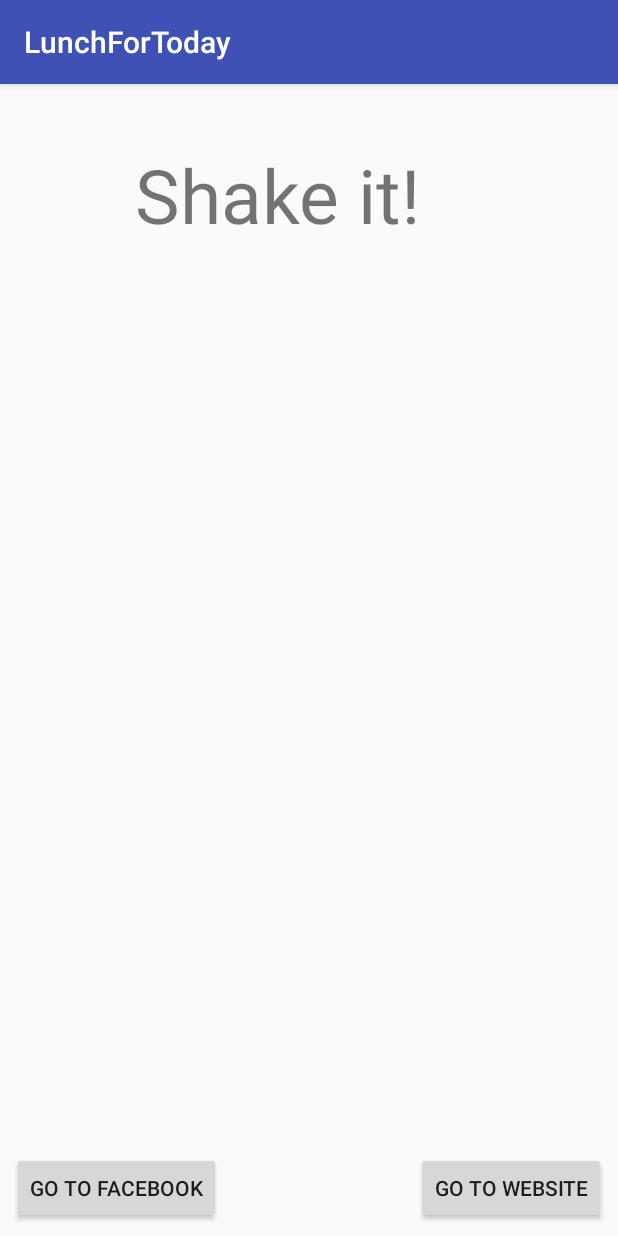
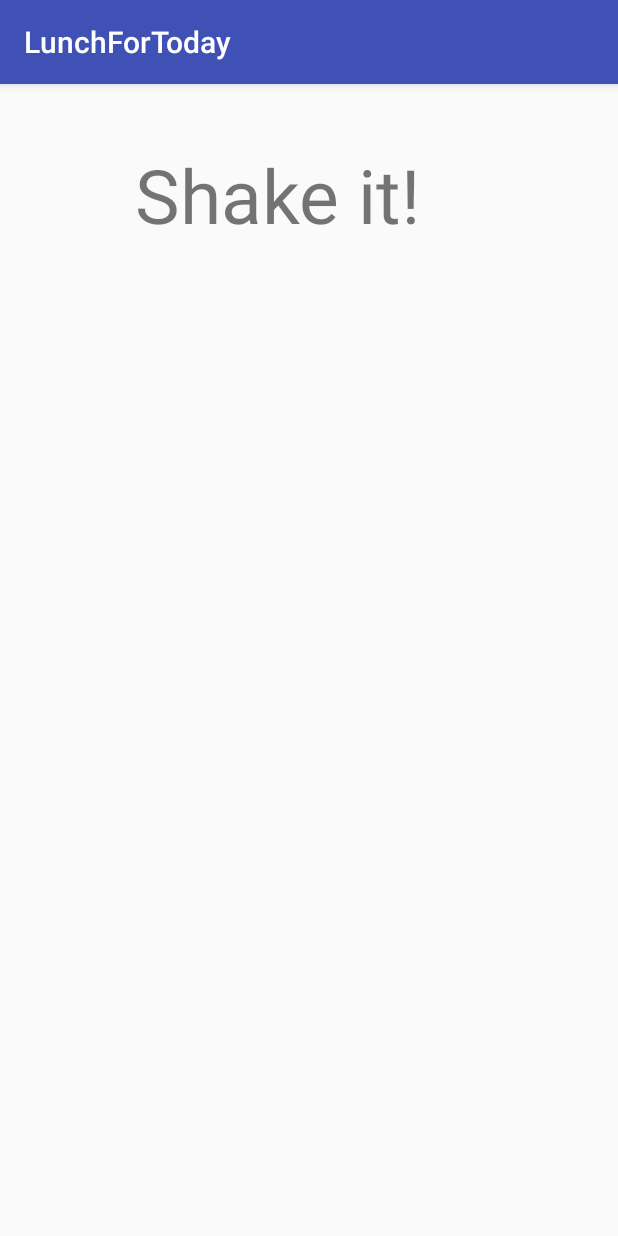
Before and after one commit to Muchomor/LunchForToday, an Android app: the screen it shows after launch (MainActivity), on a phone screen of 412 x 824 dp. Run offline under Robolectric (Android 15) with nearby library versions, the phone set to English and light mode, and no system bars.

```diff
--- a/app/src/main/java/pl/edu/pwr/lab4zimny/lunchfortoday/MainActivity.java
+++ b/app/src/main/java/pl/edu/pwr/lab4zimny/lunchfortoday/MainActivity.java
@@ -18,6 +18,7 @@ public class MainActivity extends AppCompatActivity {
     private Sensor mAccelerometer;
     private ShakeDetector mShakeDetector;
     private TextView restaurantName;
+    private TextView shakeTextView;
     private RestaurantHelper restaurantHelper;
     private Button facebookButton;
     private Button websiteButton;
@@ -28,23 +29,19 @@ public class MainActivity extends AppCompatActivity {
     protected void onCreate(Bundle savedInstanceState) {
         super.onCreate(savedInstanceState);
         setContentView(R.layout.activity_main);
-        restaurantName = (TextView) findViewById(R.id.restaurantName);
-        facebookButton = (Button) findViewById(R.id.facebookButton);
-        websiteButton = (Button) findViewById(R.id.websiteButton);
+        restaurantName = (TextView) findViewById(R.id.restaurant_name);
+        facebookButton = (Button) findViewById(R.id.facebook_button);
+        websiteButton = (Button) findViewById(R.id.website_button);
+        shakeTextView = (TextView) findViewById(R.id.shake_text_view);
         restaurantHelper = new RestaurantHelper();
         mSensorManager = (SensorManager) getSystemService(Context.SENSOR_SERVICE);
         mAccelerometer = mSensorManager
                 .getDefaultSensor(Sensor.TYPE_ACCELEROMETER);
+
         mShakeDetector = new ShakeDetector();
         mShakeDetector.setOnShakeListener(new ShakeDetector.OnShakeListener() {
-
             @Override
             public void onShake(int count) {
-				/*
-				 * The following method, "handleShakeEvent(count):" is a stub //
-				 * method you would use to setup whatever you want done once the
-				 * device has been shook.
-				 */
                 handleShakeEvent();
             }
         });
@@ -53,13 +50,11 @@ public class MainActivity extends AppCompatActivity {
     @Override
     public void onResume() {
         super.onResume();
-        // Add the following line to register the Session Manager Listener onResume
         mSensorManager.registerListener(mShakeDetector, mAccelerometer,	SensorManager.SENSOR_DELAY_UI);
     }
 
     @Override
     public void onPause() {
-        // Add the following line to unregister the Sensor Manager onPause
         mSensorManager.unregisterListener(mShakeDetector);
         super.onPause();
     }
@@ -70,10 +65,14 @@ public class MainActivity extends AppCompatActivity {
         restaurantName.setText(restaurantHelper.pickRestaurant(random).getName());
         restaurantName.setVisibility(View.VISIBLE);
 
+        setFacebookButtonListener(random);
+        changeVisibilities();
+    }
+
+    public void setFacebookButtonListener(int random){
         facebookIntent = new Intent(Intent.ACTION_VIEW);
         String facebookUrl = restaurantHelper.pickRestaurant(random).getFacebookPageURL(this);
         facebookIntent.setData(Uri.parse(facebookUrl));
-        startActivity(facebookIntent);
 
         facebookButton.setOnClickListener(new View.OnClickListener() {
             @Override
@@ -82,4 +81,11 @@ public class MainActivity extends AppCompatActivity {
             }
         });
     }
+
+    public void changeVisibilities(){
+        shakeTextView.setVisibility(View.INVISIBLE);
+        facebookButton.setVisibility(View.VISIBLE);
+        websiteButton.setVisibility(View.VISIBLE);
+    }
+
 }
--- a/app/src/main/java/pl/edu/pwr/lab4zimny/lunchfortoday/Restaurant.java
+++ b/app/src/main/java/pl/edu/pwr/lab4zimny/lunchfortoday/Restaurant.java
@@ -38,7 +38,7 @@ public class Restaurant {
             if (versionCode >= 3002850) { //newer versions of fb app
                 return "fb://facewebmodal/f?href=" + facebookAddress;
             } else { //older versions of fb app
-                return "fb://page/" + "100002123557545";
+                return "fb://page/" + "100002123557545"; //funny prank
             }
         } catch (PackageManager.NameNotFoundException e) {
             return facebookAddress; //normal web url
--- a/app/src/main/java/pl/edu/pwr/lab4zimny/lunchfortoday/ShakeDetector.java
+++ b/app/src/main/java/pl/edu/pwr/lab4zimny/lunchfortoday/ShakeDetector.java
@@ -12,13 +12,6 @@ import android.util.FloatMath;
 
 public class ShakeDetector implements SensorEventListener {
 
-    /*
-     * The gForce that is necessary to register as shake.
-     * Must be greater than 1G (one earth gravity unit).
-     * You can install "G-Force", by Blake La Pierre
-     * from the Google Play Store and run it to see how
-     *  many G's it takes to register a shake
-     */
     private static final float SHAKE_THRESHOLD_GRAVITY = 2.7F;
     private static final int SHAKE_SLOP_TIME_MS = 500;
     private static final int SHAKE_COUNT_RESET_TIME_MS = 3000;
@@ -32,12 +25,12 @@ public class ShakeDetector implements SensorEventListener {
     }
 
     public interface OnShakeListener {
-        public void onShake(int count);
+        void onShake(int count);
     }
 
     @Override
     public void onAccuracyChanged(Sensor sensor, int accuracy) {
-        // ignore
+        // not used
     }
 
     @Override
--- a/app/src/main/res/layout/activity_main.xml
+++ b/app/src/main/res/layout/activity_main.xml
@@ -7,7 +7,7 @@
     tools:context="pl.edu.pwr.lab4zimny.lunchfortoday.MainActivity">
 
     <TextView
-        android:id="@+id/shakeFor"
+        android:id="@+id/shake_text_view"
         android:text="Shake it!"
         android:textSize="50sp"
         android:layout_width="370dp"
@@ -21,7 +21,7 @@
         app:layout_constraintVertical_bias="0.02" />
 
     <TextView
-        android:id="@+id/restaurantName"
+        android:id="@+id/restaurant_name"
         android:layout_width="wrap_content"
         android:layout_height="wrap_content"
         app:layout_constraintBottom_toBottomOf="parent"
@@ -32,23 +32,25 @@
         android:textSize="30sp"/>
 
     <Button
-        android:id="@+id/websiteButton"
+        android:id="@+id/website_button"
         android:layout_width="wrap_content"
         android:layout_height="wrap_content"
         android:text="Go to website"
         app:layout_constraintBottom_toBottomOf="parent"
         android:layout_marginBottom="8dp"
         android:layout_marginRight="8dp"
-        app:layout_constraintRight_toRightOf="parent" />
+        app:layout_constraintRight_toRightOf="parent"
+        android:visibility="invisible"/>
 
     <Button
-        android:id="@+id/facebookButton"
+        android:id="@+id/facebook_button"
         android:layout_width="wrap_content"
         android:layout_height="wrap_content"
         android:text="Go to Facebook"
         app:layout_constraintBottom_toBottomOf="parent"
         android:layout_marginBottom="8dp"
         android:layout_marginLeft="8dp"
-        app:layout_constraintLeft_toLeftOf="parent" />
+        app:layout_constraintLeft_toLeftOf="parent"
+        android:visibility="invisible"/>
 
 </android.support.constraint.ConstraintLayout>
```
